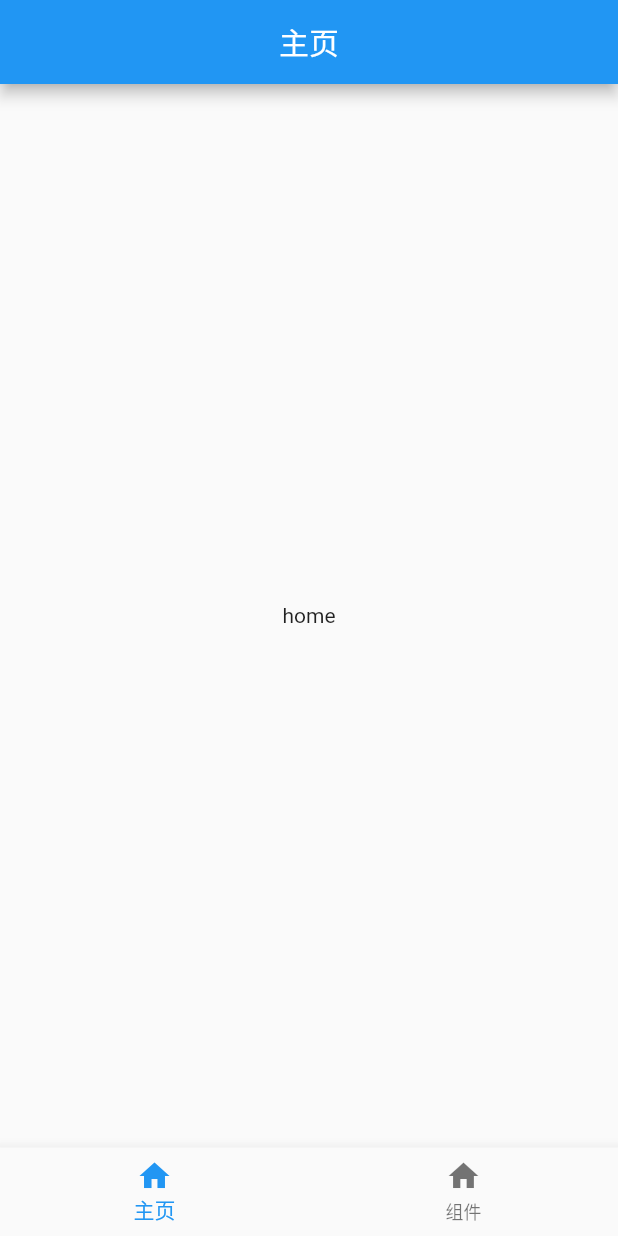
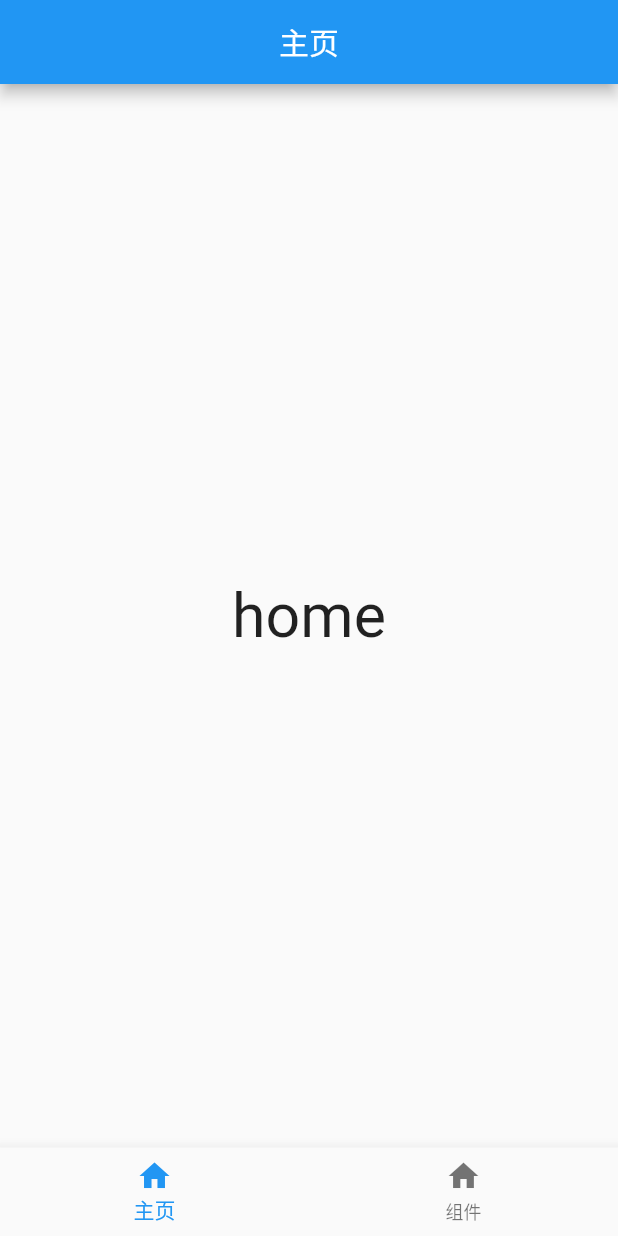
Before and after one commit to lrkor/flutter_template, a Flutter app: the screen it shows after launch, on a phone screen of 412 x 824 dp. Run offline on Flutter 3.47's test engine with Material 2 defaults, Android fonts, the phone set to English and light mode, and no system bars; our stand-ins replace flutter_screenutil.

Commit message:
页面字体 宽高适配

```diff
--- a/lib/main.dart
+++ b/lib/main.dart
@@ -1,7 +1,7 @@
 import 'package:flutter/material.dart';
+import 'package:flutter_screenutil/flutter_screenutil.dart';
 import 'package:flutter_template/page/layout.dart';
-
-import './router.dart';
+import 'package:flutter_template/router.dart';
 
 void main() {
   runApp(const MyApp());
@@ -12,7 +12,11 @@ class MyApp extends StatelessWidget {
 
   @override
   Widget build(BuildContext context) {
-    return MaterialApp(
+    return ScreenUtilInit(
+      minTextAdapt: true,
+      splitScreenMode: true,
+      designSize: Size(375, 812), // 设计稿尺寸
+      builder: (context, widget) => MaterialApp(
         title: 'Flutter template',
         initialRoute: '/',
         home: const Layout(),
@@ -32,6 +36,7 @@ class MyApp extends StatelessWidget {
                 ),
           );
         },
+      ),
     );
   }
 }
--- a/lib/page/home/home_page.dart
+++ b/lib/page/home/home_page.dart
@@ -1,4 +1,5 @@
 import 'package:flutter/material.dart';
+import 'package:flutter_screenutil/flutter_screenutil.dart';
 
 class HomePage extends StatefulWidget {
   const HomePage({super.key});
@@ -12,8 +13,11 @@ class _HomePageState extends State<HomePage> {
   Widget build(BuildContext context) {
     return Scaffold(
       appBar: AppBar(title: const Text('主页'), centerTitle: true),
-      body: const Center(
-        child: Text('home'),
+      body: Center(
+        child: Text(
+          'home',
+          style: TextStyle(fontSize: 40.sp),
+        ),
       ),
     );
   }
--- a/pubspec.yaml
+++ b/pubspec.yaml
@@ -35,6 +35,7 @@ dependencies:
   # The following adds the Cupertino Icons font to your application.
   # Use with the CupertinoIcons class for iOS style icons.
   cupertino_icons: ^1.0.2
+  flutter_screenutil: ^5.9.0
 
 dev_dependencies:
   flutter_test:
```
Also changed, not shown: pubspec.lock. Lines whose indentation alone changed are shown as unchanged.
